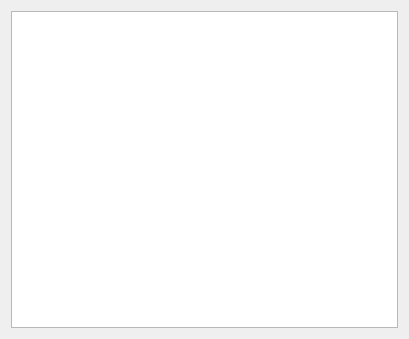
First picture: the form in StageRunner/gui/scenestatuswidget.ui, repository Pit1966/StageRunner, before the edit.
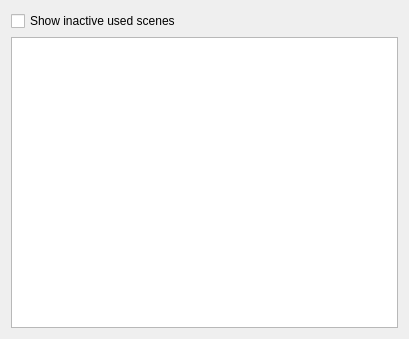
Second picture: the form after the edit.

Commit message: Added signals for FxSceneItem was deleted to analyzerCentral. FxSceneItem::~FxSceneItem is private now. Added option to SceneStatusWidget that allows to monitor scenes which were used but are not active anymore.

What changed in the file:
```diff
--- a/StageRunner/gui/scenestatuswidget.ui
+++ b/StageRunner/gui/scenestatuswidget.ui
@@ -14,6 +14,13 @@
    <string>Scene Status</string>
   </property>
   <layout class="QVBoxLayout" name="verticalLayout">
+   <item>
+    <widget class="QCheckBox" name="showInactiveCheck">
+     <property name="text">
+      <string>Show inactive used scenes</string>
+     </property>
+    </widget>
+   </item>
    <item>
     <widget class="QListWidget" name="sceneListWidget"/>
    </item>
```
The commit also changes 18 other files.
